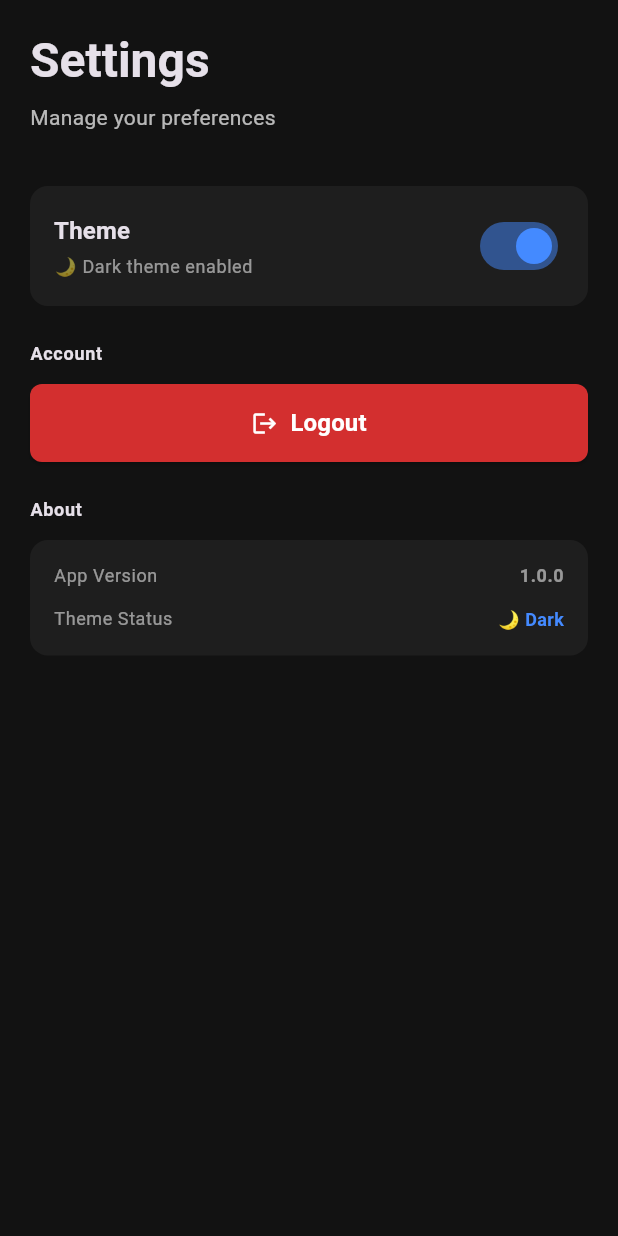
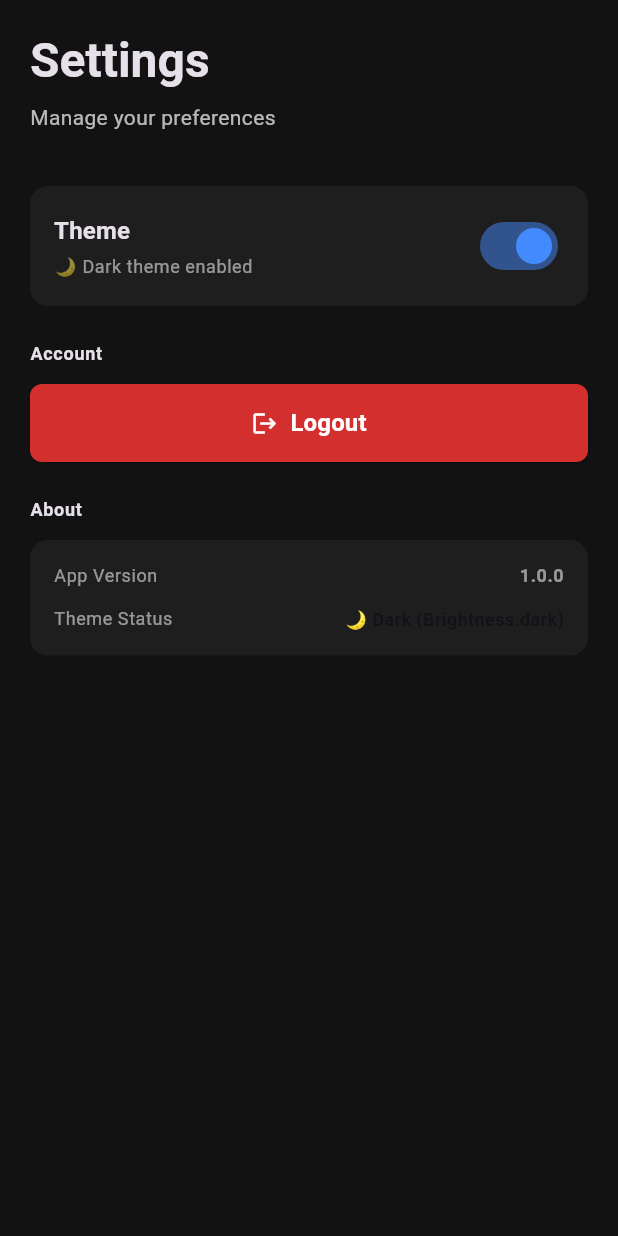
Before and after one commit to ahmeddwwalid/ict_hub_project, a Flutter app: the SettingsScreen screen opened directly, on a phone screen of 412 x 824 dp. Run offline on Flutter 3.47's test engine with Material 3 defaults, Android fonts, the phone set to English and light mode, and no system bars.

Commit message:
fix: Add theme debug info and remove unused static colors
- Add brightness info to Settings theme status display
- Remove unused static _backgroundColor constants
- Theme status now shows actual Brightness value for debugging
- This helps verify theme is actually switching

Co-Authored-By: Claude Haiku 4.5 <noreply@anthropic.com>

```diff
--- a/lib/screens/categories_screen.dart
+++ b/lib/screens/categories_screen.dart
@@ -13,10 +13,6 @@ class CategoriesScreen extends StatefulWidget {
 class _CategoriesScreenState extends State<CategoriesScreen> {
   late String _selectedCategory;
   late List<String> _categories;
-
-  static const _backgroundColor = Color(0xFF121212);
-  static const _cardColor = Color(0xFF1E1E1E);
-  static const _chipColor = Color(0xFF2A2A2A);
 
   @override
   void initState() {
--- a/lib/screens/settings_screen.dart
+++ b/lib/screens/settings_screen.dart
@@ -220,9 +220,9 @@ class _SettingsScreenState extends State<SettingsScreen> {
                                     Theme.of(context).textTheme.bodySmall,
                               ),
                               Text(
-                                isDark ? '🌙 Dark' : '☀️ Light',
-                                style: const TextStyle(
-                                  color: Colors.blueAccent,
+                                isDark ? '🌙 Dark (${Theme.of(context).brightness})' : '☀️ Light (${Theme.of(context).brightness})',
+                                style: TextStyle(
+                                  color: Theme.of(context).primaryColor,
                                   fontSize: 12,
                                   fontWeight: FontWeight.bold,
                                 ),
```
